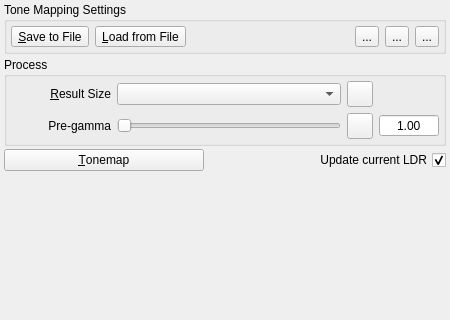
Before: the Qt Designer form forms/TonemappingPanel.ui in LuminanceHDR/LuminanceHDR, drawn with Qt 5; both pictures show x 0 to 450 and y 265 to 585 of the 450 by 674 pixel window.
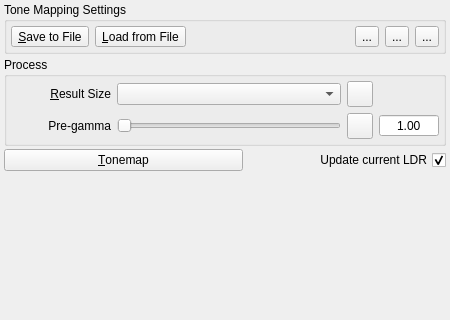
After: the same form once the commit is applied. Icons and pictures are not drawn.

Commit message: [TonemappingPanel] remove useless spacer into UI

Patch:
```diff
--- a/forms/TonemappingPanel.ui
+++ b/forms/TonemappingPanel.ui
@@ -66,22 +66,6 @@
        </property>
       </widget>
      </item>
-     <item>
-      <spacer name="horizontalSpacer_2">
-       <property name="orientation">
-        <enum>Qt::Horizontal</enum>
-       </property>
-       <property name="sizeType">
-        <enum>QSizePolicy::Minimum</enum>
-       </property>
-       <property name="sizeHint" stdset="0">
-        <size>
-         <width>40</width>
-         <height>20</height>
-        </size>
-       </property>
-      </spacer>
-     </item>
      <item>
       <widget class="QCheckBox" name="replaceLdrCheckBox">
        <property name="sizePolicy">
```
